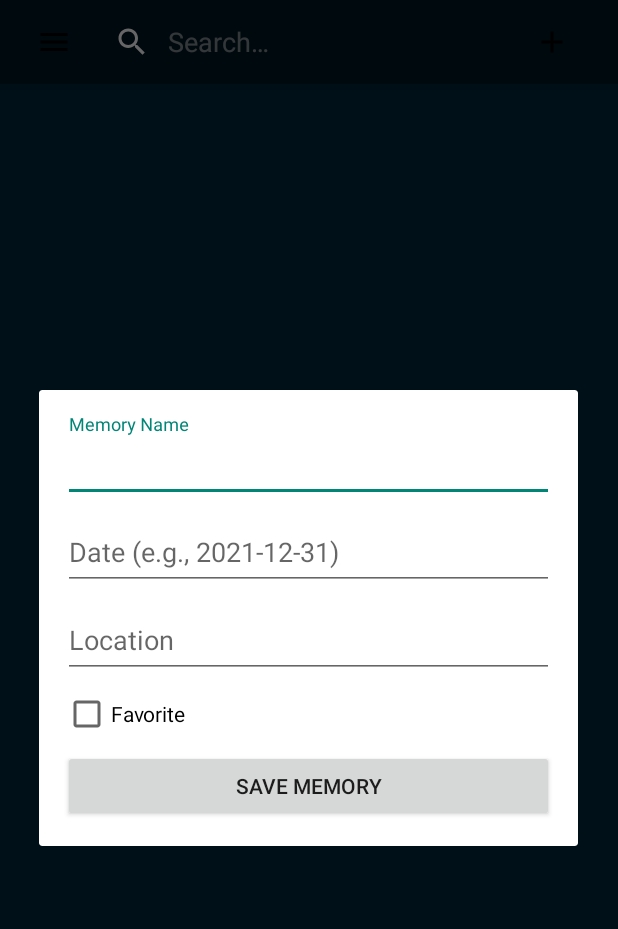
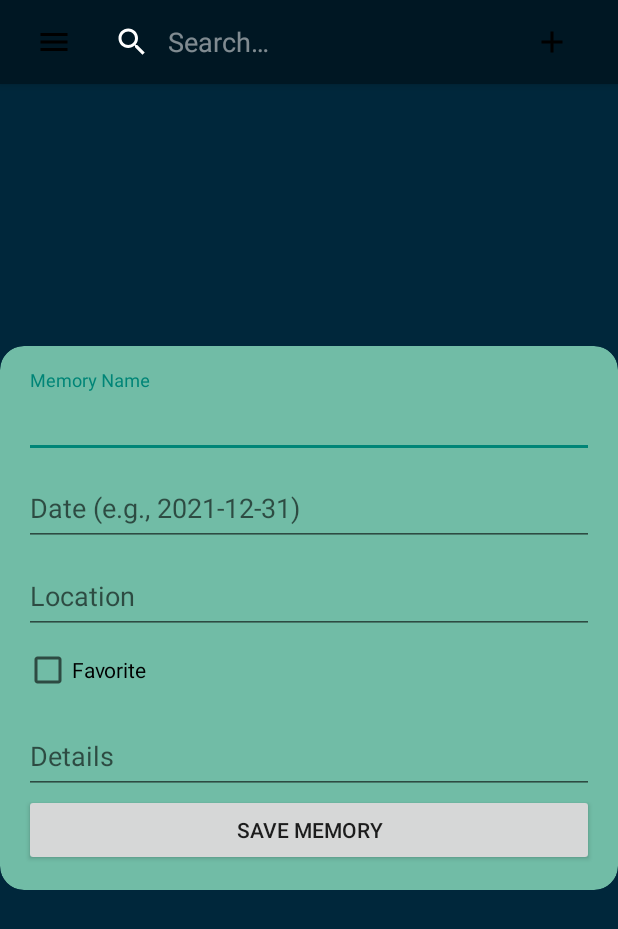
Before and after one commit to nicolaicadanstefan/Travel-Memories-App, an Android app: the MainActivity screen opened directly, with no data from a screen before it, after a tap on "icon for adding a memory", on a phone screen of 412 x 824 dp. Shown: the top 929 px of the screen. Run offline under Robolectric (Android 15) with nearby library versions, the phone set to English and light mode, and no system bars; our stand-ins replace Room's generated code.

Commit message:
Add dialog and recycle view
Finished the add dialog page and I made a first implementation of recycle view.

```diff
--- a/app/src/main/java/com/stefandev/travelmemories/MainActivity.kt
+++ b/app/src/main/java/com/stefandev/travelmemories/MainActivity.kt
@@ -3,12 +3,18 @@ package com.stefandev.travelmemories
 import androidx.appcompat.app.AppCompatActivity
 import android.os.Bundle
 import android.view.LayoutInflater
+import android.view.ViewGroup
 import android.widget.Button
 import android.widget.CheckBox
 import android.widget.EditText
 import android.widget.ImageButton
+import android.widget.Toast
 import androidx.appcompat.app.AlertDialog
+import androidx.lifecycle.ViewModelProvider
+import androidx.recyclerview.widget.LinearLayoutManager
+import androidx.recyclerview.widget.RecyclerView
 import com.stefandev.travelmemories.data.Memory
+import com.stefandev.travelmemories.data.MemoryAdapter
 import com.stefandev.travelmemories.data.MemoryViewModel
 import java.text.ParseException
 import java.text.SimpleDateFormat
@@ -17,35 +23,68 @@ import java.util.Locale
 
 class MainActivity : AppCompatActivity() {
     private lateinit var memoryViewModel: MemoryViewModel
+    private lateinit var recyclerView: RecyclerView
+    private lateinit var memoryAdapter: MemoryAdapter
     override fun onCreate(savedInstanceState: Bundle?) {
         super.onCreate(savedInstanceState)
         supportActionBar?.hide()
         setContentView(R.layout.activity_main)
+
+        recyclerView = findViewById(R.id.recycler_view_memories)
+        recyclerView.layoutManager = LinearLayoutManager(this)
+        memoryAdapter = MemoryAdapter(emptyList()) // Initialize with an empty list
+        recyclerView.adapter = memoryAdapter
+
+        memoryViewModel = ViewModelProvider(this)[MemoryViewModel::class.java]
+
+        // Observe the LiveData from the ViewModel
+        memoryViewModel.readAllData.observe(this) { memories ->
+            // Update the RecyclerView adapter's data
+            memoryAdapter.memories = memories
+            memoryAdapter.notifyDataSetChanged()
+        }
+
+        memoryViewModel = ViewModelProvider(this)[MemoryViewModel::class.java]
         val addButton: ImageButton = findViewById(R.id.button_add_memory)
-        addButton.setOnClickListener{
+        addButton.setOnClickListener {
             showAddMemoryDialog() // display add memory dialog page
         }
     }
 
-    private fun showAddMemoryDialog(){
+    private fun showAddMemoryDialog() {
         val dialogView = LayoutInflater.from(this).inflate(R.layout.dialog_add_memory, null)
-        val customDialog = AlertDialog.Builder(this)
+        val customDialog = AlertDialog.Builder(this, R.style.CustomDialogStyle)
             .setView(dialogView)
             .create()
+
+        // Set dialog width and height to match the content of the Edit Text views
+        customDialog.window?.setLayout(
+            ViewGroup.LayoutParams.MATCH_PARENT,
+            ViewGroup.LayoutParams.WRAP_CONTENT
+        )
 
         dialogView.findViewById<Button>(R.id.buttonSaveMemory).setOnClickListener {
             val memoryName = dialogView.findViewById<EditText>(R.id.editMemoryName).text.toString()
             val date = dialogView.findViewById<EditText>(R.id.editDate).text.toString()
             val location = dialogView.findViewById<EditText>(R.id.editLocation).text.toString()
+            val details = dialogView.findViewById<EditText>(R.id.editDetails).text.toString()
             val favorite = dialogView.findViewById<CheckBox>(R.id.checkBoxFavorite).isChecked
 
-            saveMemory(memoryName, date, location, favorite)
-            customDialog.dismiss()
+            if (validateMemoryInfo(memoryName, date, location)) {
+                saveMemory(memoryName, date, location, details, favorite)
+                customDialog.dismiss()
+            }
         }
         customDialog.show()
     }
 
-    private fun saveMemory(memoryName: String, dateString: String, location: String, favorite: Boolean) {
+    private fun saveMemory(
+        memoryName: String,
+        dateString: String,
+        location: String,
+        details: String,
+        favorite: Boolean
+    ) {
         // Convert dateString to Date object, handle exceptions
         val dateFormat = SimpleDateFormat("yyyy-MM-dd", Locale.getDefault())
         val date: Date = try {
@@ -54,7 +93,34 @@ class MainActivity : AppCompatActivity() {
             Date() // Use current date if parsing fails
         }
 
-        val newMemory = Memory(0, memoryName, date, location, favorite)
-        memoryViewModel.addMemory(newMemory) // Using View Model to save in the database
+        val newMemory = Memory(0, memoryName, date, location, details, favorite)
+        memoryViewModel.addMemory(newMemory) {
+            showToast("Your travel memory was successfully added!")
+        }
+    }
+
+    private fun showToast(message: String) {
+        Toast.makeText(this, message, Toast.LENGTH_SHORT).show()
+    }
+
+    private fun validateMemoryInfo(
+        memoryName: String,
+        dateString: String,
+        location: String
+    ): Boolean {
+        if (memoryName.isEmpty() && dateString.isEmpty() && location.isEmpty()) {
+            showToast("Please complete the form for adding a new memory!")
+            return false
+        } else if (memoryName.isEmpty()) {
+            showToast("Please insert a name for the travel memory!")
+            return false
+        } else if (dateString.isEmpty()) {
+            showToast("Please insert a date!")
+            return false
+        } else if (location.isEmpty()) {
+            showToast("Please insert a location!")
+            return false
+        }
+        return true
     }
 }
--- a/app/src/main/java/com/stefandev/travelmemories/data/Memory.kt
+++ b/app/src/main/java/com/stefandev/travelmemories/data/Memory.kt
@@ -11,5 +11,6 @@ data class Memory (
     val memoryName: String,
     val date: Date,
     val location: String,
+    val details: String,
     val favorite: Boolean
 )
--- a/app/src/main/java/com/stefandev/travelmemories/data/MemoryViewModel.kt
+++ b/app/src/main/java/com/stefandev/travelmemories/data/MemoryViewModel.kt
@@ -8,16 +8,19 @@ import kotlinx.coroutines.Dispatchers
 import kotlinx.coroutines.launch
 
 class MemoryViewModel(application: Application): AndroidViewModel(application) {
-    private val readAllData: LiveData<List<Memory>>
+    val readAllData: LiveData<List<Memory>>
     private val repository: MemoryRepository
     init {
         val memoryDao = MemoryDatabase.getDatabase(application).memoryDao()
         repository = MemoryRepository(memoryDao)
         readAllData = repository.readAllData
     }
-    fun addMemory(memory: Memory) {
+    fun addMemory(memory: Memory, onMemoryAdded: () -> Unit) {
         viewModelScope.launch(Dispatchers.IO) {
             repository.addMemory(memory)
+            launch(Dispatchers.Main) {
+                onMemoryAdded() // Call the passed callback function
+            }
         }
     }
 }
--- /dev/null
+++ b/app/src/main/res/drawable/dialog_background.xml
@@ -0,0 +1,5 @@
+<?xml version="1.0" encoding="utf-8"?>
+<shape xmlns:android="http://schemas.android.com/apk/res/android">
+    <solid android:color="@color/lighter_blue"/>
+    <corners android:radius="16dp"/>
+</shape>
--- a/app/src/main/res/layout/activity_main.xml
+++ b/app/src/main/res/layout/activity_main.xml
@@ -46,6 +46,15 @@
         </androidx.appcompat.widget.Toolbar>
     </com.google.android.material.appbar.AppBarLayout>
 
-    <!-- Here will be the future layout components-->
+    <androidx.recyclerview.widget.RecyclerView
+        android:id="@+id/recycler_view_memories"
+        android:layout_width="match_parent"
+        android:layout_height="0dp"
+        android:layout_marginTop="?attr/actionBarSize"
+        app:layout_behavior="@string/appbar_scrolling_view_behavior"
+        app:layout_constraintTop_toBottomOf="@id/toolbar"
+        app:layout_constraintBottom_toBottomOf="parent"
+        app:layout_constraintStart_toStartOf="parent"
+        app:layout_constraintEnd_toEndOf="parent"/>
 
 </androidx.coordinatorlayout.widget.CoordinatorLayout>
--- a/app/src/main/res/layout/dialog_add_memory.xml
+++ b/app/src/main/res/layout/dialog_add_memory.xml
@@ -1,8 +1,9 @@
 <?xml version="1.0" encoding="utf-8"?>
 <LinearLayout xmlns:android="http://schemas.android.com/apk/res/android"
-    xmlns:app="http://schemas.android.com/apk/res-auto"
     android:layout_width="match_parent"
     android:layout_height="wrap_content"
+    android:layout_marginStart="16dp"
+    android:layout_marginEnd="16dp"
     android:orientation="vertical"
     android:padding="16dp">
 
@@ -54,6 +55,19 @@
         android:layout_height="48dp"
         android:text="@string/favorite" />
 
+    <!-- Details Input -->
+    <com.google.android.material.textfield.TextInputLayout
+        android:layout_width="match_parent"
+        android:layout_height="wrap_content"
+        android:hint="@string/details">
+
+        <com.google.android.material.textfield.TextInputEditText
+            android:id="@+id/editDetails"
+            android:layout_width="match_parent"
+            android:layout_height="48dp"
+            android:inputType="text" />
+    </com.google.android.material.textfield.TextInputLayout>
+
     <!-- Save Memory Button -->
     <Button
         android:id="@+id/buttonSaveMemory"
--- a/app/src/main/res/values/colors.xml
+++ b/app/src/main/res/values/colors.xml
@@ -7,5 +7,6 @@
     <color name="blue">#4285F4</color>
     <color name="red">#DB4437</color>
     <color name="light_blue">#97EAD2</color>
+    <color name="lighter_blue">#71BCA6</color>
     <color name="green">#0F9D58</color>
 </resources>
--- a/app/src/main/res/values/strings.xml
+++ b/app/src/main/res/values/strings.xml
@@ -14,4 +14,10 @@
     <string name="date_input_text">Date (e.g., 2021-12-31)</string>
     <string name="favorite">Favorite</string>
     <string name="save_memory">Save Memory</string>
+    <string name="details">Details</string>
+    <string name="details_recycle">Details</string>
+    <string name="location_recycle">Location</string>
+    <string name="Date">Date</string>
+    <string name="memory_name_recycle">Memory Name</string>
+    <string name="memory_image">memory image</string>
 </resources>
--- a/app/src/main/res/values/style.xml
+++ b/app/src/main/res/values/style.xml
@@ -10,4 +10,9 @@
         <item name="postSplashScreenTheme">@style/Theme.TravelMemories</item>
         <item name="android:statusBarColor">@color/black</item>
     </style>
+
+    <style name="CustomDialogStyle">
+        <item name="android:windowNoTitle">true</item>
+        <item name="android:windowBackground">@drawable/dialog_background</item>
+    </style>
 </resources>
```
Also changed, not shown: app/src/main/java/com/stefandev/travelmemories/data/MemoryAdapter.kt (added, +44 -0 lines), app/src/main/res/layout/memory_item.xml (added, +62 -0 lines).
